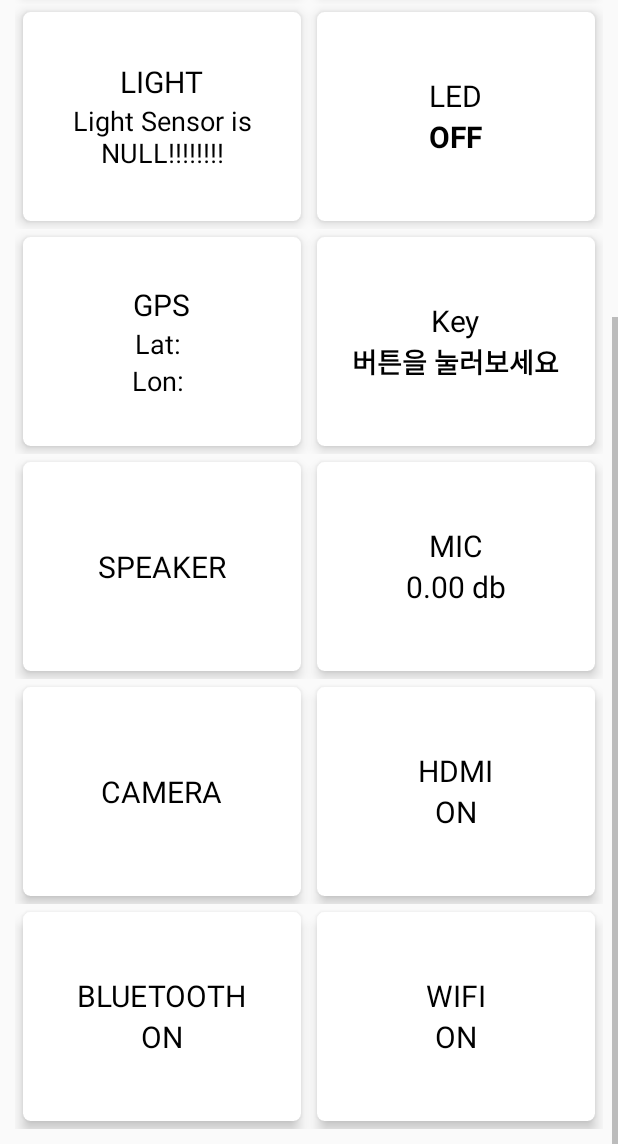
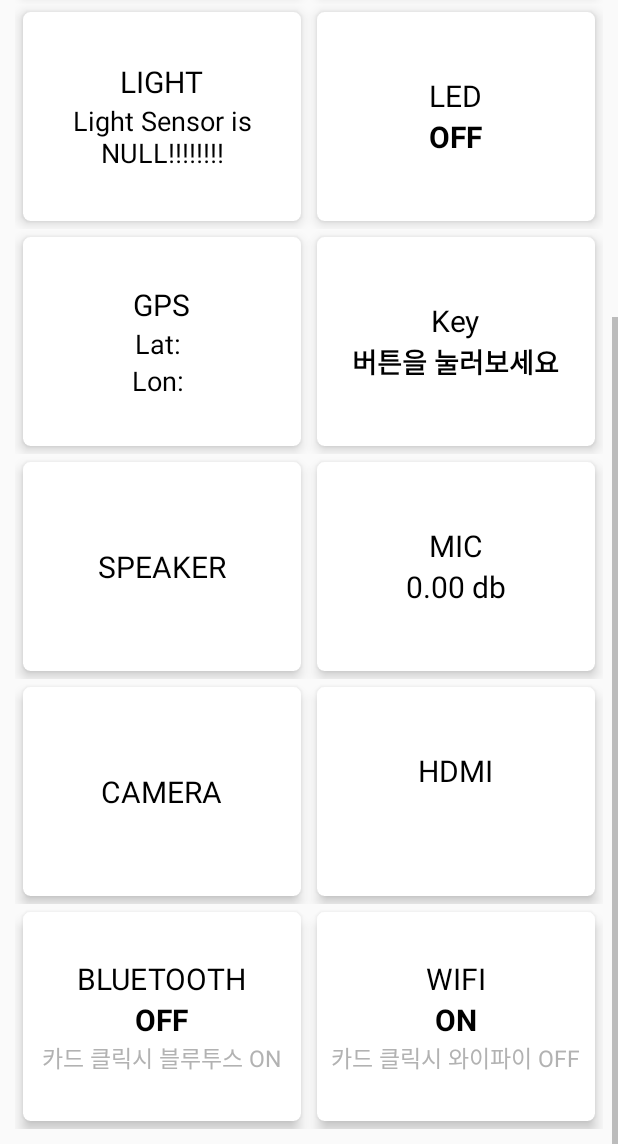
Before and after one commit to taeiim/Intern_TheS, an Android app: the screen it shows after launch (MainActivity), scrolled down 302 dp, on a phone screen of 412 x 824 dp, the part 92-1236 px from its top. Run offline under Robolectric (Android 15) with nearby library versions, the phone set to English and light mode, and no system bars; libraries missing offline, so code that uses them is left out: com.hyperiontech.ledctl; 4 statements that could not run were skipped.

Commit message:
Add Wifi/Bluetooth Tester

```diff
--- a/Sensor_Test_Application/app/src/main/AndroidManifest.xml
+++ b/Sensor_Test_Application/app/src/main/AndroidManifest.xml
@@ -2,6 +2,7 @@
 <manifest xmlns:android="http://schemas.android.com/apk/res/android"
     package="com.example.parktaeim.sensor_test_application">
 
+    <uses-permission android:name="android.permission.BLUETOOTH_ADMIN" />
     <uses-permission android:name="android.permission.WAKE_LOCK" />
     <uses-permission android:name="android.permission.INTERNET" />
     <uses-permission android:name="android.permission.RECORD_AUDIO" />
@@ -10,6 +11,9 @@
     <uses-permission android:name="android.permission.ACCESS_FINE_LOCATION" />
     <uses-permission android:name="android.permission.ACCESS_COARSE_LOCATION" />
     <uses-permission android:name="android.permission.CAMERA"/>
+    <uses-permission android:name="android.permission.ACCESS_WIFI_STATE"/>
+    <uses-permission android:name="android.permission.CHANGE_WIFI_STATE"/>
+    <uses-permission android:name="android.permission.BLUETOOTH"/>
 
     <application
         android:allowBackup="true"
@@ -40,6 +44,7 @@
         <meta-data
             android:name="com.google.android.geo.API_KEY"
             android:value="AIzaSyCYRsisq_Ai42pvIGUksS_4afKXQ5bCR44" />
+
     </application>
 
 
--- a/Sensor_Test_Application/app/src/main/java/com/example/parktaeim/sensor_test_application/MainActivity.java
+++ b/Sensor_Test_Application/app/src/main/java/com/example/parktaeim/sensor_test_application/MainActivity.java
@@ -1,6 +1,8 @@
 package com.example.parktaeim.sensor_test_application;
 
 import android.Manifest;
+import android.app.Activity;
+import android.bluetooth.BluetoothAdapter;
 import android.content.BroadcastReceiver;
 import android.content.Context;
 import android.content.Intent;
@@ -15,6 +17,7 @@ import android.location.Location;
 import android.location.LocationListener;
 import android.location.LocationManager;
 import android.media.MediaRecorder;
+import android.net.wifi.WifiManager;
 import android.os.Handler;
 import android.os.PowerManager;
 import android.renderscript.Sampler;
@@ -68,7 +71,9 @@ public class MainActivity extends AppCompatActivity implements View.OnClickListe
     private TextView latTv, lonTv;
     private TextView hdmiTextView;
     private TextView bluetoothTextView;
+    private TextView bluetoothInfoTextView;
     private TextView wifiTextView;
+    private TextView wifiInfoTextView;
 
     private CardView accelometerCardView;
     private CardView gyroscopeCardView;
@@ -92,6 +97,9 @@ public class MainActivity extends AppCompatActivity implements View.OnClickListe
     private TextView colorTextView;
 
     private BroadcastReceiver broadcastReceiver;
+
+    private WifiManager wifiManager;
+    private BluetoothAdapter bluetoothAdapter;
 
     MediaRecorder recorder = new MediaRecorder();
     private TextView micDbTextView;
@@ -128,7 +136,9 @@ public class MainActivity extends AppCompatActivity implements View.OnClickListe
         keyPressTextView = (TextView) findViewById(R.id.keyPressTextView);
         hdmiTextView = (TextView) findViewById(R.id.hdmiOnOffTextView);
         bluetoothTextView = (TextView) findViewById(R.id.bluetoothTextView);
+        bluetoothInfoTextView = (TextView) findViewById(R.id.bluetoothInfoTextView);
         wifiTextView = (TextView) findViewById(R.id.wifiTextView);
+        wifiInfoTextView = (TextView) findViewById(R.id.wifiInfoTextView);
 
         sensorManager = (SensorManager) getSystemService(SENSOR_SERVICE);
 
@@ -209,31 +219,9 @@ public class MainActivity extends AppCompatActivity implements View.OnClickListe
         if (locationManager.getAllProviders().contains(LocationManager.GPS_PROVIDER) && locationManager.isProviderEnabled(LocationManager.GPS_PROVIDER))
             locationManager.requestLocationUpdates(LocationManager.GPS_PROVIDER, 2000, 10, locationListener);
 
-
+        setWifi();
+        setBlueTooth();
     }
-
-    private final LocationListener locationListener = new LocationListener() {
-        @Override
-        public void onLocationChanged(Location location) {
-            latTv.setText(String.valueOf(location.getLatitude()));
-            lonTv.setText(String.valueOf(location.getLongitude()));
-        }
-
-        @Override
-        public void onStatusChanged(String provider, int status, Bundle extras) {
-
-        }
-
-        @Override
-        public void onProviderEnabled(String provider) {
-
-        }
-
-        @Override
-        public void onProviderDisabled(String provider) {
-
-        }
-    };
 
     @Override
     protected void onStart() {
@@ -313,7 +301,6 @@ public class MainActivity extends AppCompatActivity implements View.OnClickListe
         return super.dispatchKeyEvent(event);
     }
 
-
     // CardView 클릭 시
     @Override
     public void onClick(View v) {
@@ -391,9 +378,28 @@ public class MainActivity extends AppCompatActivity implements View.OnClickListe
                 break;
 
             case R.id.bluetoothCardView:
+                if (bluetoothAdapter.getState() == BluetoothAdapter.STATE_TURNING_ON || bluetoothAdapter.getState() == BluetoothAdapter.STATE_ON) {
+                    bluetoothAdapter.disable();
+                    bluetoothTextView.setText("OFF");
+                    bluetoothInfoTextView.setText("카드 클릭시 블루투스 ON");
+                } else {
+                    bluetoothAdapter.enable();
+                    bluetoothTextView.setText("ON");
+                    bluetoothInfoTextView.setText("카드 클릭시 블루투스 OFF");
+                }
                 break;
 
             case R.id.wifiCardView:
+                if (wifiManager.getWifiState() == WifiManager.WIFI_STATE_ENABLED ||
+                        wifiManager.getWifiState() == WifiManager.WIFI_STATE_ENABLING) {
+                    wifiManager.setWifiEnabled(false);
+                    wifiTextView.setText("OFF");
+                    wifiInfoTextView.setText("카드 클릭시 와이파이 ON");
+                } else {
+                    wifiManager.setWifiEnabled(true);
+                    wifiTextView.setText("ON");
+                    wifiInfoTextView.setText("카드 클릭시 와이파이 OFF");
+                }
                 break;
         }
     }
@@ -437,7 +443,6 @@ public class MainActivity extends AppCompatActivity implements View.OnClickListe
 
         }
     }
-
 
     // 근접 센서
     private class proximityListener implements SensorEventListener {
@@ -539,6 +544,52 @@ public class MainActivity extends AppCompatActivity implements View.OnClickListe
         }
     }
 
+    private void setWifi() {
+        wifiManager = (WifiManager) this.getApplicationContext().getSystemService(Activity.WIFI_SERVICE);
+        if (wifiManager.getWifiState() == WifiManager.WIFI_STATE_ENABLED || wifiManager.getWifiState() == WifiManager.WIFI_STATE_ENABLING) {
+            wifiTextView.setText("ON");
+            wifiInfoTextView.setText("카드 클릭시 와이파이 OFF");
+        } else {
+            wifiTextView.setText("OFF");
+            wifiInfoTextView.setText("카드 클릭시 와이파이 ON");
+        }
+    }
+
+    private void setBlueTooth() {
+        bluetoothAdapter = BluetoothAdapter.getDefaultAdapter();
+
+        if (bluetoothAdapter.getState() == BluetoothAdapter.STATE_TURNING_ON || bluetoothAdapter.getState() == BluetoothAdapter.STATE_ON) {
+            bluetoothTextView.setText("ON");
+            bluetoothInfoTextView.setText("카드 클릭시 블루투스 OFF");
+        } else {
+            bluetoothTextView.setText("OFF");
+            bluetoothInfoTextView.setText("카드 클릭시 블루투스 ON");
+        }
+    }
+
+    private final LocationListener locationListener = new LocationListener() {
+        @Override
+        public void onLocationChanged(Location location) {
+            latTv.setText(String.valueOf(location.getLatitude()));
+            lonTv.setText(String.valueOf(location.getLongitude()));
+        }
+
+        @Override
+        public void onStatusChanged(String provider, int status, Bundle extras) {
+
+        }
+
+        @Override
+        public void onProviderEnabled(String provider) {
+
+        }
+
+        @Override
+        public void onProviderDisabled(String provider) {
+
+        }
+    };
+
     // 드롭메뉴
     @Override
     public boolean onCreateOptionsMenu(Menu menu) {
--- a/Sensor_Test_Application/app/src/main/res/layout/activity_main.xml
+++ b/Sensor_Test_Application/app/src/main/res/layout/activity_main.xml
@@ -692,7 +692,6 @@
                                 android:id="@+id/hdmiOnOffTextView"
                                 android:layout_width="wrap_content"
                                 android:layout_height="wrap_content"
-                                android:text="ON"
                                 android:textColor="#000"
                                 android:textSize="20dp" />
 
@@ -739,10 +738,16 @@
                             android:id="@+id/bluetoothTextView"
                             android:layout_width="wrap_content"
                             android:layout_height="wrap_content"
-                            android:text="ON"
                             android:textColor="#000"
-                            android:textSize="20dp" />
+                            android:textSize="20dp"
+                            android:textStyle="bold"/>
 
+                        <TextView
+                            android:id="@+id/bluetoothInfoTextView"
+                            android:layout_width="wrap_content"
+                            android:layout_height="wrap_content"
+                            android:textColor="#B2B2B2"
+                            android:textSize="15dp" />
                     </LinearLayout>
 
 
@@ -776,9 +781,16 @@
                             android:id="@+id/wifiTextView"
                             android:layout_width="wrap_content"
                             android:layout_height="wrap_content"
-                            android:text="ON"
                             android:textColor="#000"
-                            android:textSize="20dp" />
+                            android:textSize="20dp"
+                            android:textStyle="bold"/>
+
+                        <TextView
+                            android:id="@+id/wifiInfoTextView"
+                            android:layout_width="wrap_content"
+                            android:layout_height="wrap_content"
+                            android:textColor="#B2B2B2"
+                            android:textSize="15dp"/>
 
                     </LinearLayout>
 
```
